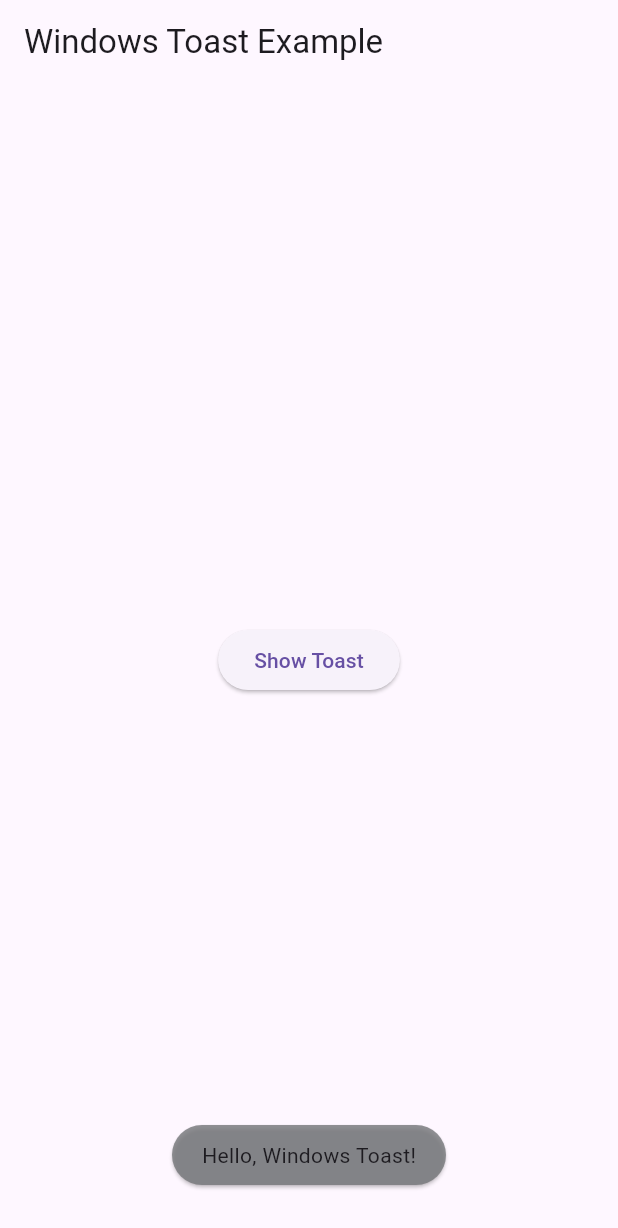
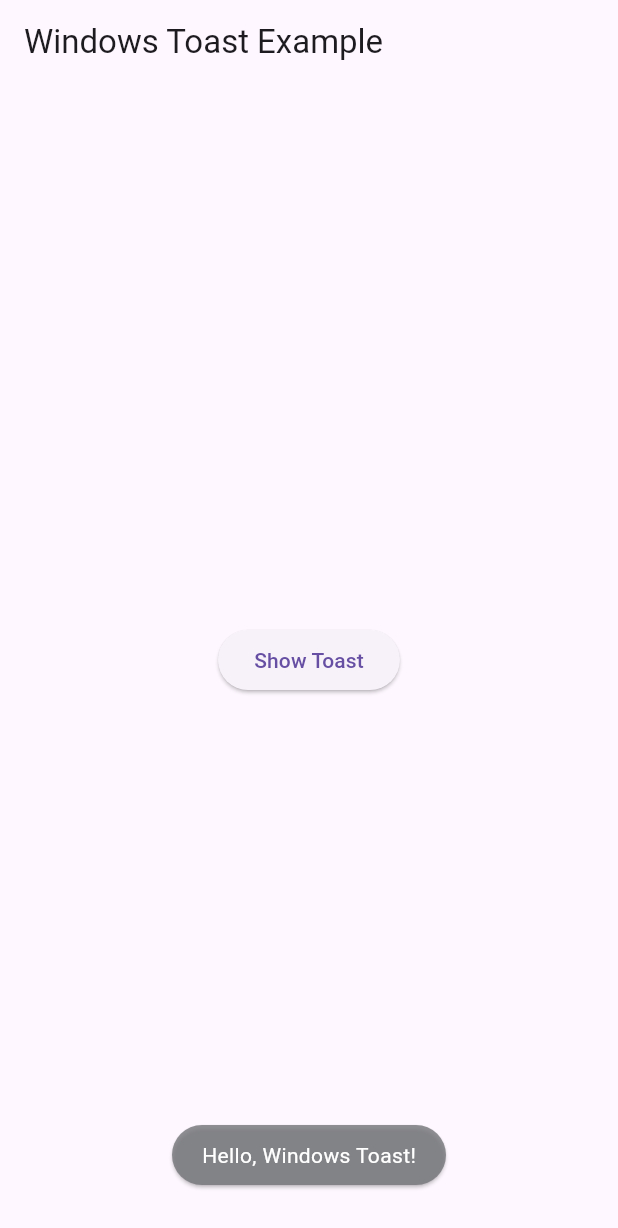
Before and after one commit to i-aiymen/windows_toast, a Flutter app: the screen it shows after launch, after a tap on "Show Toast", on a phone screen of 412 x 824 dp. Shown: the top 1228 px of the screen. Run offline on Flutter 3.47's test engine with Material 3 defaults, Android fonts, the phone set to English and light mode, and no system bars.

Commit message:
Completed: Example code for showing the working of the toast

```diff
--- a/example/lib/main.dart
+++ b/example/lib/main.dart
@@ -33,6 +33,9 @@ class ShowToast extends StatelessWidget {
             'Hello, Windows Toast!',
             context,
             30,
+            textStyle: const TextStyle(
+              color: Colors.white,
+            ),
           );
         },
         child: const Text('Show Toast'),
```
Also changed, not shown: example/pubspec.yaml (+4 -17 lines), 1 other file.
